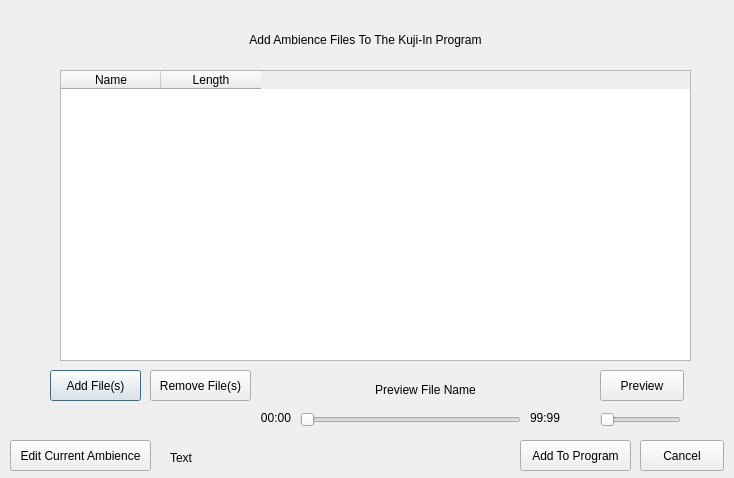
The window that backup/guitemplates/addambiencedialog.ui (calebtrahan/KujiIn_Python) describes before a commit, drawn with Qt 5.
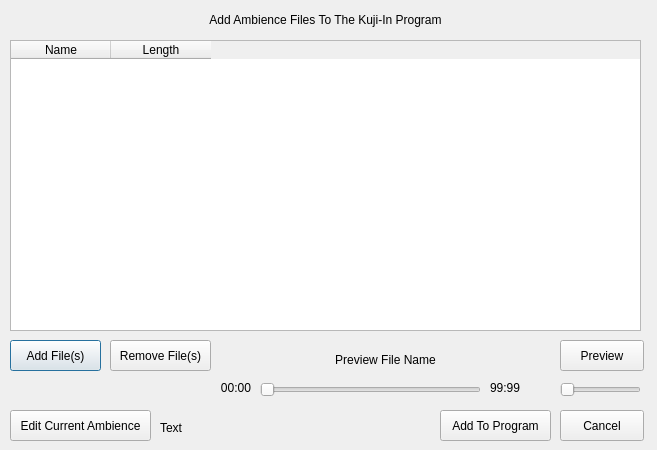
The same window after the commit.

```diff
--- a/backup/guitemplates/addambiencedialog.ui
+++ b/backup/guitemplates/addambiencedialog.ui
@@ -6,8 +6,8 @@
    <rect>
     <x>0</x>
     <y>0</y>
-    <width>734</width>
-    <height>478</height>
+    <width>657</width>
+    <height>450</height>
    </rect>
   </property>
   <property name="windowTitle">
@@ -16,8 +16,8 @@
   <widget class="QTableWidget" name="audioFilesTable">
    <property name="geometry">
     <rect>
-     <x>60</x>
-     <y>70</y>
+     <x>10</x>
+     <y>40</y>
      <width>631</width>
      <height>291</height>
     </rect>
@@ -48,8 +48,8 @@
   <widget class="QPushButton" name="addFilesToTableButton">
    <property name="geometry">
     <rect>
-     <x>50</x>
-     <y>370</y>
+     <x>10</x>
+     <y>340</y>
      <width>91</width>
      <height>31</height>
     </rect>
@@ -61,8 +61,8 @@
   <widget class="QPushButton" name="previewButton">
    <property name="geometry">
     <rect>
-     <x>600</x>
-     <y>370</y>
+     <x>560</x>
+     <y>340</y>
      <width>84</width>
      <height>31</height>
     </rect>
@@ -74,8 +74,8 @@
   <widget class="QLabel" name="topLabel">
    <property name="geometry">
     <rect>
-     <x>50</x>
-     <y>30</y>
+     <x>10</x>
+     <y>10</y>
      <width>631</width>
      <height>20</height>
     </rect>
@@ -90,8 +90,8 @@
   <widget class="QPushButton" name="addToProgramButton">
    <property name="geometry">
     <rect>
-     <x>520</x>
-     <y>440</y>
+     <x>440</x>
+     <y>410</y>
      <width>111</width>
      <height>31</height>
     </rect>
@@ -103,8 +103,8 @@
   <widget class="QPushButton" name="cancelButton">
    <property name="geometry">
     <rect>
-     <x>640</x>
-     <y>440</y>
+     <x>560</x>
+     <y>410</y>
      <width>84</width>
      <height>31</height>
     </rect>
@@ -117,7 +117,7 @@
    <property name="geometry">
     <rect>
      <x>10</x>
-     <y>440</y>
+     <y>410</y>
      <width>141</width>
      <height>31</height>
     </rect>
@@ -129,8 +129,8 @@
   <widget class="QSlider" name="previewSlider">
    <property name="geometry">
     <rect>
-     <x>300</x>
-     <y>410</y>
+     <x>260</x>
+     <y>380</y>
      <width>221</width>
      <height>20</height>
     </rect>
@@ -142,8 +142,8 @@
   <widget class="QLabel" name="previewFileNameLabel">
    <property name="geometry">
     <rect>
-     <x>300</x>
-     <y>380</y>
+     <x>260</x>
+     <y>350</y>
      <width>251</width>
      <height>20</height>
     </rect>
@@ -158,8 +158,8 @@
   <widget class="QLabel" name="previewcurrentTimeLabel">
    <property name="geometry">
     <rect>
-     <x>240</x>
-     <y>410</y>
+     <x>200</x>
+     <y>380</y>
      <width>51</width>
      <height>16</height>
     </rect>
@@ -174,8 +174,8 @@
   <widget class="QLabel" name="previewtotalTimeLabel">
    <property name="geometry">
     <rect>
-     <x>530</x>
-     <y>410</y>
+     <x>490</x>
+     <y>380</y>
      <width>41</width>
      <height>16</height>
     </rect>
@@ -187,8 +187,8 @@
   <widget class="QPushButton" name="pushButton">
    <property name="geometry">
     <rect>
-     <x>150</x>
-     <y>370</y>
+     <x>110</x>
+     <y>340</y>
      <width>101</width>
      <height>31</height>
     </rect>
@@ -200,9 +200,9 @@
   <widget class="QLabel" name="statusBar">
    <property name="geometry">
     <rect>
-     <x>170</x>
-     <y>450</y>
-     <width>331</width>
+     <x>160</x>
+     <y>420</y>
+     <width>271</width>
      <height>16</height>
     </rect>
    </property>
@@ -213,8 +213,8 @@
   <widget class="QSlider" name="horizontalSlider">
    <property name="geometry">
     <rect>
-     <x>600</x>
-     <y>410</y>
+     <x>560</x>
+     <y>380</y>
      <width>81</width>
      <height>20</height>
     </rect>
```
